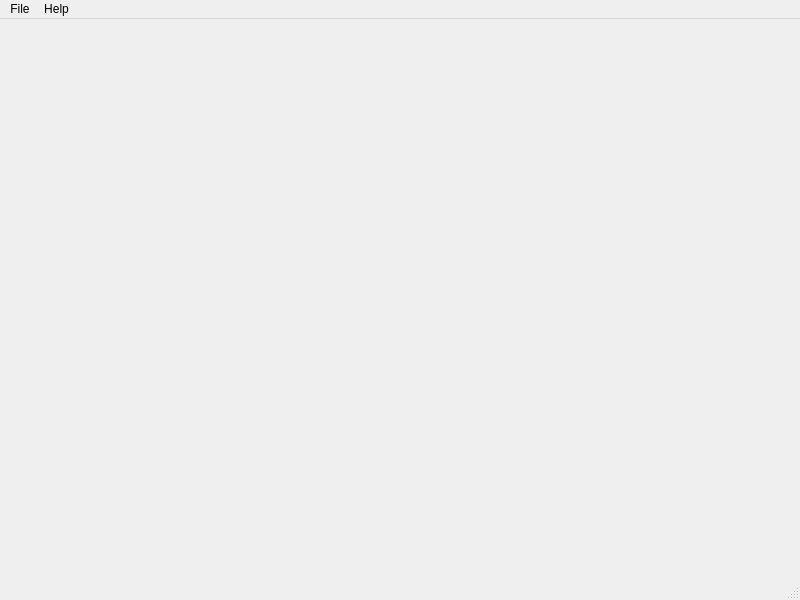
mfreiholz/ioproxy, file src/ioproxy-gui/src/MainWindow.ui: the form before one commit.
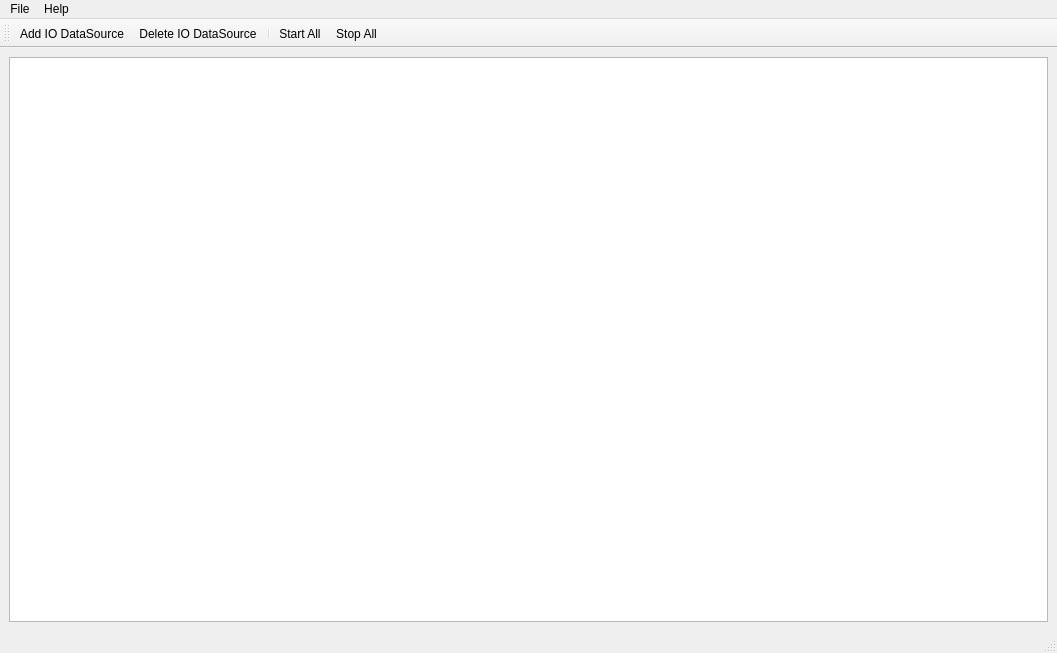
The form after the commit.

Diff of the .ui file:
```diff
--- a/src/ioproxy-gui/src/MainWindow.ui
+++ b/src/ioproxy-gui/src/MainWindow.ui
@@ -6,20 +6,33 @@
    <rect>
     <x>0</x>
     <y>0</y>
-    <width>800</width>
-    <height>600</height>
+    <width>1057</width>
+    <height>653</height>
    </rect>
   </property>
   <property name="windowTitle">
    <string>MainWindow</string>
   </property>
-  <widget class="QWidget" name="centralwidget"/>
+  <property name="styleSheet">
+   <string notr="true">/*
+QWidget#centralWidget {
+	background: white;
+}
+*/</string>
+  </property>
+  <widget class="QWidget" name="centralWidget">
+   <layout class="QVBoxLayout" name="verticalLayout">
+    <item>
+     <widget class="QGraphicsView" name="graphicsView"/>
+    </item>
+   </layout>
+  </widget>
   <widget class="QMenuBar" name="menubar">
    <property name="geometry">
     <rect>
      <x>0</x>
      <y>0</y>
-     <width>800</width>
+     <width>1057</width>
      <height>21</height>
     </rect>
    </property>
@@ -38,11 +51,62 @@
    <addaction name="menuAbout"/>
   </widget>
   <widget class="QStatusBar" name="statusbar"/>
+  <widget class="QToolBar" name="toolBar">
+   <property name="windowTitle">
+    <string>toolBar</string>
+   </property>
+   <attribute name="toolBarArea">
+    <enum>TopToolBarArea</enum>
+   </attribute>
+   <attribute name="toolBarBreak">
+    <bool>false</bool>
+   </attribute>
+   <addaction name="actionAddIO"/>
+   <addaction name="actionDeleteIO"/>
+   <addaction name="separator"/>
+   <addaction name="actionStartAll"/>
+   <addaction name="actionStopAll"/>
+  </widget>
   <action name="actionAbout">
    <property name="text">
     <string>About</string>
    </property>
   </action>
+  <action name="actionExit">
+   <property name="text">
+    <string>Exit</string>
+   </property>
+  </action>
+  <action name="actionAddIO">
+   <property name="text">
+    <string>Add IO DataSource</string>
+   </property>
+  </action>
+  <action name="actionDeleteIO">
+   <property name="text">
+    <string>Delete IO DataSource</string>
+   </property>
+  </action>
+  <action name="actionStartAll">
+   <property name="text">
+    <string>Start All</string>
+   </property>
+  </action>
+  <action name="actionStopAll">
+   <property name="text">
+    <string>Stop All</string>
+   </property>
+  </action>
+  <action name="actionLoad_Configuration">
+   <property name="text">
+    <string>Load Configuration...</string>
+   </property>
+  </action>
+  <action name="actionSave_Configuration">
+   <property name="text">
+    <string>Save Configuration...</string>
+   </property>
+  </action>
  </widget>
  <resources/>
  <connections/>
```
Left out of the diff: 4 changed lines with no effect on the pictures.
